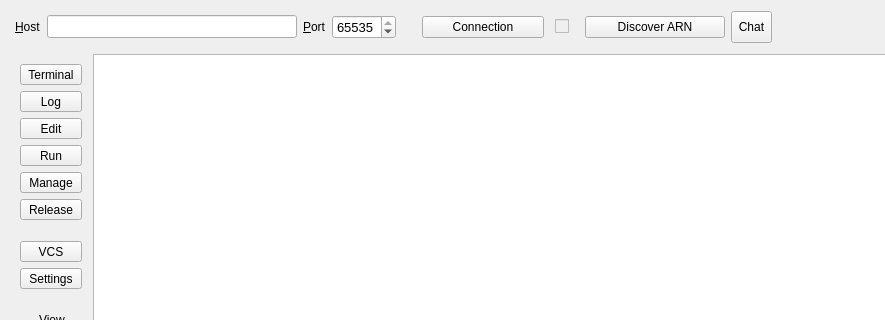
First picture: the form in src/MainWindow.ui, repository micwik/ArnBrowser, before the edit; both pictures show x 0 to 885 and y 0 to 320 of the 981 by 616 pixel window.
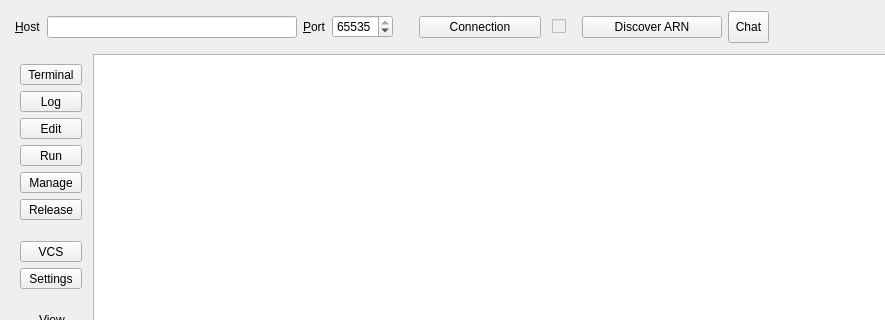
Second picture: the form after the edit. Icons and pictures are not drawn.

Commit message: added font select in settings.

The edit to the form file:
```diff
--- a/src/MainWindow.ui
+++ b/src/MainWindow.ui
@@ -86,11 +86,6 @@
           <height>0</height>
          </size>
         </property>
-        <property name="font">
-         <font>
-          <pointsize>10</pointsize>
-         </font>
-        </property>
         <property name="text">
          <string/>
         </property>
@@ -126,11 +121,6 @@
           <height>0</height>
          </size>
         </property>
-        <property name="font">
-         <font>
-          <pointsize>10</pointsize>
-         </font>
-        </property>
         <property name="minimum">
          <number>1</number>
         </property>
@@ -172,11 +162,6 @@
           <height>0</height>
          </size>
         </property>
-        <property name="font">
-         <font>
-          <pointsize>9</pointsize>
-         </font>
-        </property>
         <property name="text">
          <string>Connection</string>
         </property>
@@ -270,11 +255,6 @@
           <height>0</height>
          </size>
         </property>
-        <property name="font">
-         <font>
-          <pointsize>9</pointsize>
-         </font>
-        </property>
         <property name="text">
          <string>Discover ARN</string>
         </property>
```
The commit also changes 6 other files.
